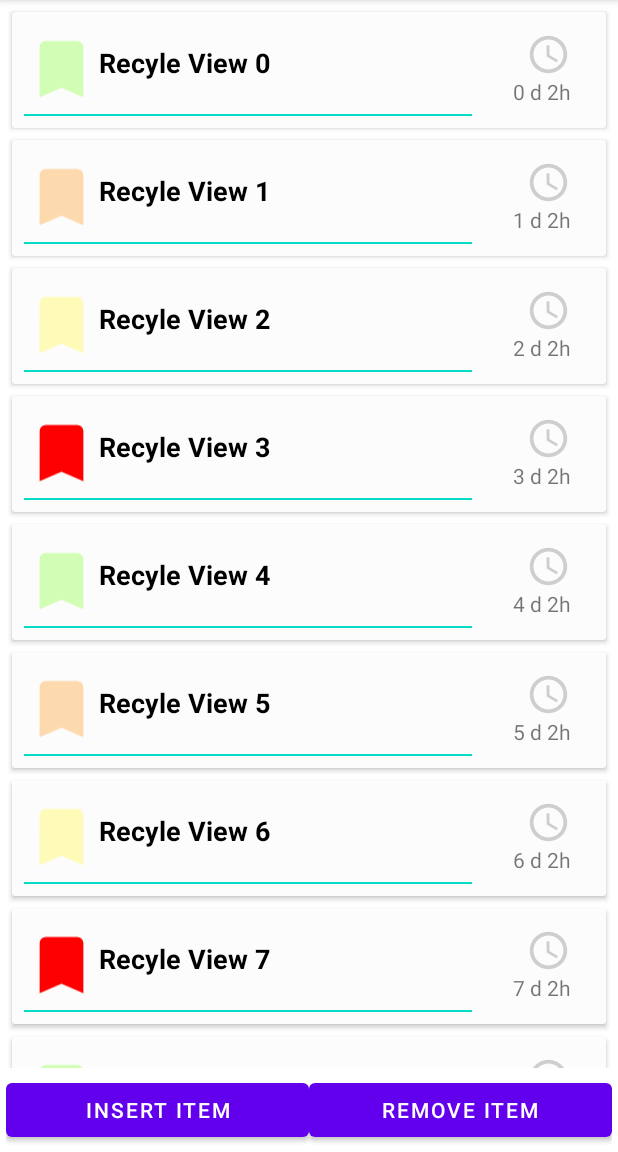
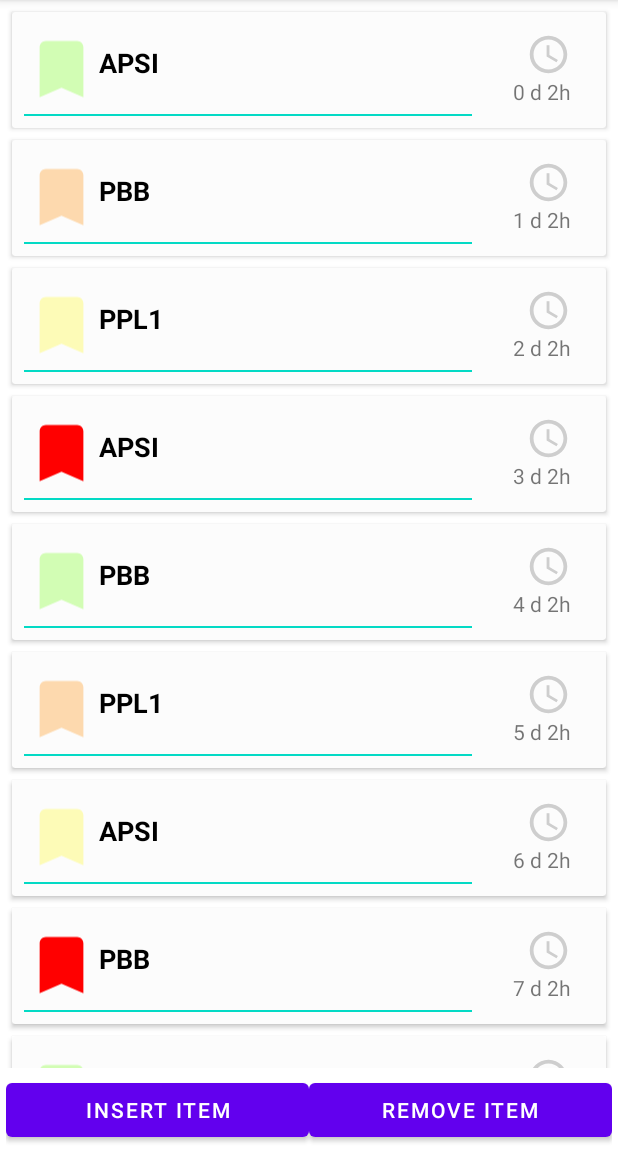
Before and after one commit to Aghniya26/1_GottaLearn, an Android app: the screen it shows after launch (MainActivity), on a phone screen of 412 x 824 dp, the part 84-1236 px from its top. Run offline under Robolectric (Android 15) with nearby library versions, the phone set to English and light mode, and no system bars.

Commit message:
Change in Data

```diff
--- a/app/src/main/java/com/example/gottalearn/ExampleAdapter.kt
+++ b/app/src/main/java/com/example/gottalearn/ExampleAdapter.kt
@@ -37,6 +37,7 @@ class ExampleAdapter(private val exampleList: List<ExampleItem>,
         val imageView: ImageView=itemView.findViewById(R.id.bookmark)
         val textView1: TextView=itemView.findViewById(R.id.text_view1)
         val textView2: TextView=itemView.findViewById(R.id.text_view2)
+        val line:View=itemView.findViewById(R.id.line)
 
         init {
             itemView.setOnClickListener(this)
--- a/app/src/main/java/com/example/gottalearn/ExampleItem.kt
+++ b/app/src/main/java/com/example/gottalearn/ExampleItem.kt
@@ -1,3 +1,2 @@
 package com.example.gottalearn
-
 data class ExampleItem(var imageResource: Int, var text1: String, var text2:String)
--- a/app/src/main/java/com/example/gottalearn/MainActivity.kt
+++ b/app/src/main/java/com/example/gottalearn/MainActivity.kt
@@ -9,7 +9,7 @@ import androidx.recyclerview.widget.RecyclerView
 import kotlin.random.Random
 
 class MainActivity : AppCompatActivity(), ExampleAdapter.OnItemClickListerner {
-    private val exampleList= generateDummyList(500)
+    private val exampleList= generateDummyList(20)
     private val adapter=ExampleAdapter(exampleList, this)
 
     override fun onCreate(savedInstanceState: Bundle?) {
@@ -56,7 +56,12 @@ class MainActivity : AppCompatActivity(), ExampleAdapter.OnItemClickListerner {
                 2 -> R.drawable.ic_bookmark_yellow
                 else -> R.drawable.ic_bookmark_red
             }
-            val item = ExampleItem(drawable, text1 = "Recyle View $i", text2 = "$i d 2h")
+            val text1=when(i % 3){
+                0->"APSI"
+                1->"PBB"
+                else->"PPL1"
+            }
+            val item = ExampleItem(drawable, text1, text2 = "$i d 2h")
             list+=item
 
         }
```
